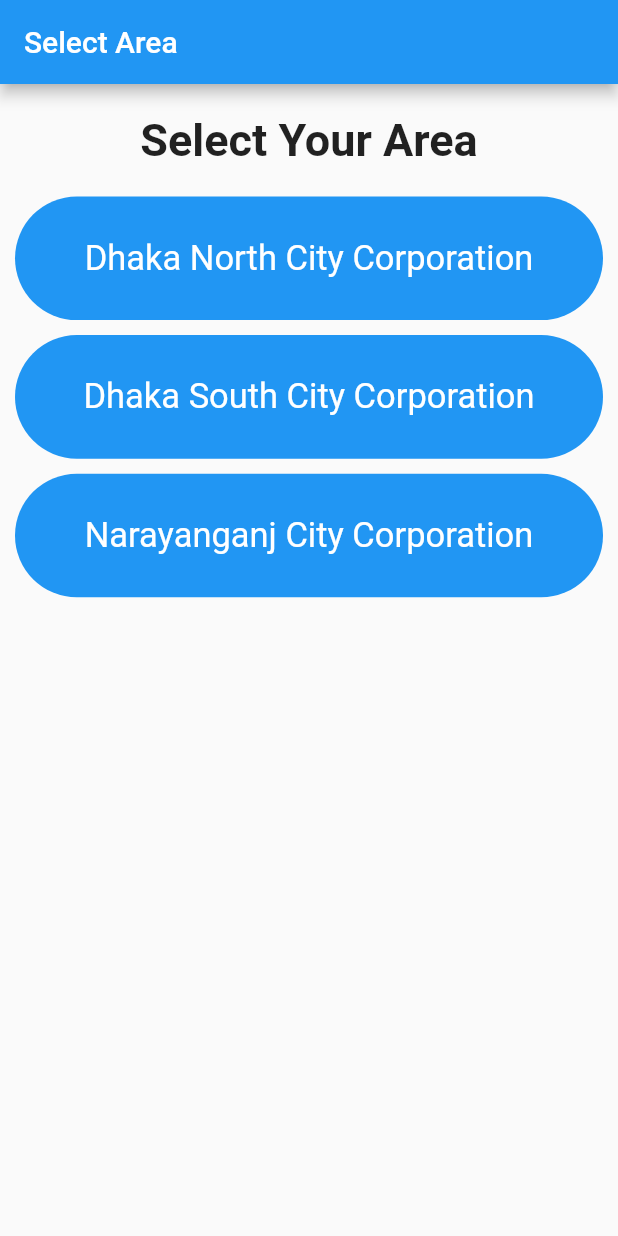
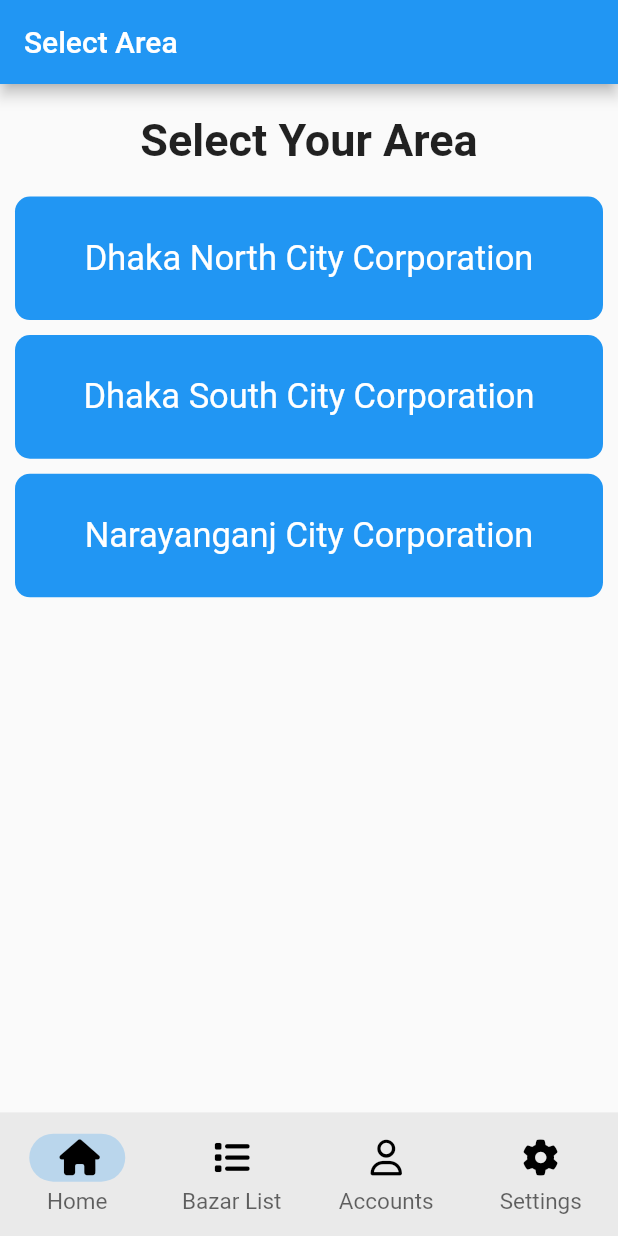
Before and after one commit to mdsami/dor_flutter, a Flutter app: the screen it shows after launch, on a phone screen of 412 x 824 dp. Run offline on Flutter 3.47's test engine with Material 2 defaults, Android fonts, the phone set to English and light mode, and no system bars; our stand-ins replace font_awesome_flutter, get.

Commit message:
bottom bar added

```diff
--- /dev/null
+++ b/lib/constants/AppAssets.dart
@@ -0,0 +1,5 @@
+// ignore_for_file: file_names, constant_identifier_names
+
+class AppAssets {
+  static const String logo = 'assets/images/logo.png';
+}
--- /dev/null
+++ b/lib/constants/AppColors.dart
@@ -0,0 +1,3 @@
+// ignore_for_file: file_names, prefer_const_declarations
+
+class AppColors {}
--- /dev/null
+++ b/lib/constants/widgets/bottom_bar.dart
@@ -0,0 +1,74 @@
+import 'package:dam_dor/views/area/screens/select_area_screen.dart';
+import 'package:dam_dor/views/market/screens/market_list_screen.dart';
+import 'package:flutter/material.dart';
+import 'package:font_awesome_flutter/font_awesome_flutter.dart';
+
+class BottomBar extends StatefulWidget {
+  const BottomBar({Key? key}) : super(key: key);
+
+  @override
+  State<BottomBar> createState() => _BottomBarState();
+}
+
+class _BottomBarState extends State<BottomBar> {
+  int currentIndex = 0;
+
+  List<Widget> pages = [
+    SelectArea(title: 'Select Area'),
+    Center(
+      child: Text('Bazar List Here!'),
+    ),
+    Center(
+      child: Text('Accounts Here!'),
+    ),
+    Center(
+      child: Text('Settings Here!'),
+    ),
+  ];
+
+  @override
+  Widget build(BuildContext context) {
+    final size = MediaQuery.of(context).size;
+    return Scaffold(
+      body: pages[currentIndex],
+      bottomNavigationBar: NavigationBarTheme(
+        data: NavigationBarThemeData(
+          labelTextStyle: MaterialStateProperty.all(
+            TextStyle(
+              fontSize: 15,
+              color: Colors.black.withOpacity(0.6),
+            ),
+          ),
+        ),
+        child: NavigationBar(
+          elevation: 0,
+          height: size.height * 0.1,
+          selectedIndex: currentIndex,
+          onDestinationSelected: (int value) {
+            setState(() {
+              currentIndex = value;
+            });
+          },
+          destinations: [
+            NavigationDestination(
+              icon: Icon(FontAwesomeIcons.house),
+              label: 'Home',
+            ),
+            NavigationDestination(
+              icon: Icon(FontAwesomeIcons.list),
+              label: 'Bazar List',
+            ),
+            NavigationDestination(
+              icon: Icon(FontAwesomeIcons.user),
+              label: 'Accounts',
+            ),
+            NavigationDestination(
+              icon: Icon(FontAwesomeIcons.gear),
+              label: 'Settings',
+            ),
+          ],
+        ),
+      ),
+    );
+  }
+}
--- a/lib/consts/AppAssets.dart
+++ /dev/null
@@ -1,5 +0,0 @@
-// ignore_for_file: file_names, constant_identifier_names
-
-class AppAssets {
-  static const String logo = 'assets/images/logo.png';
-}
--- a/lib/consts/AppColors.dart
+++ /dev/null
@@ -1,3 +0,0 @@
-// ignore_for_file: file_names, prefer_const_declarations
-
-class AppColors {}
--- /dev/null
+++ b/lib/models/area_model.dart
@@ -0,0 +1 @@
+class Area{}
--- /dev/null
+++ b/lib/models/market_model.dart
@@ -0,0 +1 @@
+class Market{}
--- a/lib/parent_screen copy 2.dart
+++ b/lib/parent_screen copy 2.dart
@@ -1,10 +1,8 @@
 // ignore_for_file: sort_child_properties_last
 import 'package:flutter/material.dart';
 import 'package:flutter/services.dart';
-import '../../../consts/AppAssets.dart';
+import '../../../constants/AppAssets.dart';
 
-import 'package:dam_dor/models/json_model.dart';
-import 'package:dam_dor/views/market/screens/market_details.dart';
 
 class ParentScreen extends StatefulWidget {
   final String title;
--- a/lib/parent_screen.dart
+++ b/lib/parent_screen.dart
@@ -1,7 +1,7 @@
 // ignore_for_file: sort_child_properties_last
 import 'package:flutter/material.dart';
 import 'package:flutter/services.dart';
-import '../../../consts/AppAssets.dart';
+import '../../../constants/AppAssets.dart';
 
 import 'package:dam_dor/models/json_model.dart';
 import 'package:dam_dor/views/market/screens/market_details.dart';
--- a/lib/views/area/screens/select_area_screen.dart
+++ b/lib/views/area/screens/select_area_screen.dart
@@ -55,19 +55,17 @@ class _SelectAreaState extends State<SelectArea> {
                     padding: const EdgeInsets.symmetric(horizontal: 10.0),
                     child: Container(
                       height: size.height * 0.1,
-
                       margin: EdgeInsets.only(top: 10),
                       width: double.infinity,
                       decoration: BoxDecoration(
                         color: Colors.blue,
                         borderRadius: BorderRadius.all(
-                          Radius.circular(50),
+                          Radius.circular(10),
                         ),
                       ),
                       child: Align(
                         child: Text(
                           ariaBazarData[index]['area'],
-
                           style: TextStyle(
                             color: Colors.white,
                             fontSize: 23,
--- a/lib/views/market/screens/market_details.dart
+++ b/lib/views/market/screens/market_details.dart
@@ -87,10 +87,9 @@ class _MarketDetailsState extends State<MarketDetails> {
                       child: Container(
                         padding: EdgeInsets.all(10),
                         margin: EdgeInsets.only(left: 10, top: 5),
-                        decoration:BoxDecoration(
-                          color: Color(0xff0e9f58),
-                          borderRadius: BorderRadius.circular(8)
-                        ),
+                        decoration: BoxDecoration(
+                            color: Color(0xff0e9f58),
+                            borderRadius: BorderRadius.circular(8)),
                         child: Text(
                           itemData[index].itemName,
                           textAlign: TextAlign.center,
@@ -110,11 +109,10 @@ class _MarketDetailsState extends State<MarketDetails> {
                           borderRadius: BorderRadius.circular(8),
                         ),
                         child: Text(
-                          itemData[index].itemPrice.toString(),
+                          '${itemData[index].itemPrice}Tk',
                           textAlign: TextAlign.center,
                           style: TextStyle(fontSize: 20, color: Colors.white),
                         ),
-
                       ),
                     ),
                   ],
--- a/lib/views/market/screens/market_list_screen.dart
+++ b/lib/views/market/screens/market_list_screen.dart
@@ -120,7 +120,7 @@ class _MarketListState extends State<MarketList> {
 
                             decoration: BoxDecoration(
                               color: Colors.blue,
-                              borderRadius: BorderRadius.circular(50),
+                              borderRadius: BorderRadius.circular(10),
                             ),
                             child: Padding(
                               padding: EdgeInsets.only(left:size.width*0.05,right: size.width*0.05),
--- a/lib/views/splash/screens/splash_screen.dart
+++ b/lib/views/splash/screens/splash_screen.dart
@@ -1,3 +1,4 @@
+import 'package:dam_dor/constants/widgets/bottom_bar.dart';
 import 'package:dam_dor/parent_screen.dart';
 import 'package:dam_dor/views/area/screens/select_area_screen.dart';
 import 'package:dam_dor/views/market/screens/market_list_screen.dart';
@@ -7,7 +8,7 @@ import 'package:get/get.dart';
 
 import 'dart:async';
 
-import '../../../consts/AppAssets.dart';
+import '../../../constants/AppAssets.dart';
 
 class SplashScreen extends StatefulWidget {
   const SplashScreen({Key? key}) : super(key: key);
@@ -30,9 +31,7 @@ class _SplashScreenState extends State<SplashScreen> {
     Timer(
       4.seconds,
       () => Get.off(
-        () => const SelectArea(
-          title: 'Market Location',
-        ),
+        () => const BottomBar(),
       ),
     );
   }
--- a/pubspec.yaml
+++ b/pubspec.yaml
@@ -35,6 +35,7 @@ dependencies:
   cupertino_icons: ^1.0.2
   get: ^4.6.5
   flutter_launcher_icons: ^0.10.0
+  font_awesome_flutter: ^10.1.0
 
 dev_dependencies:
   flutter_test:
```
Also changed, not shown: pubspec.lock.
